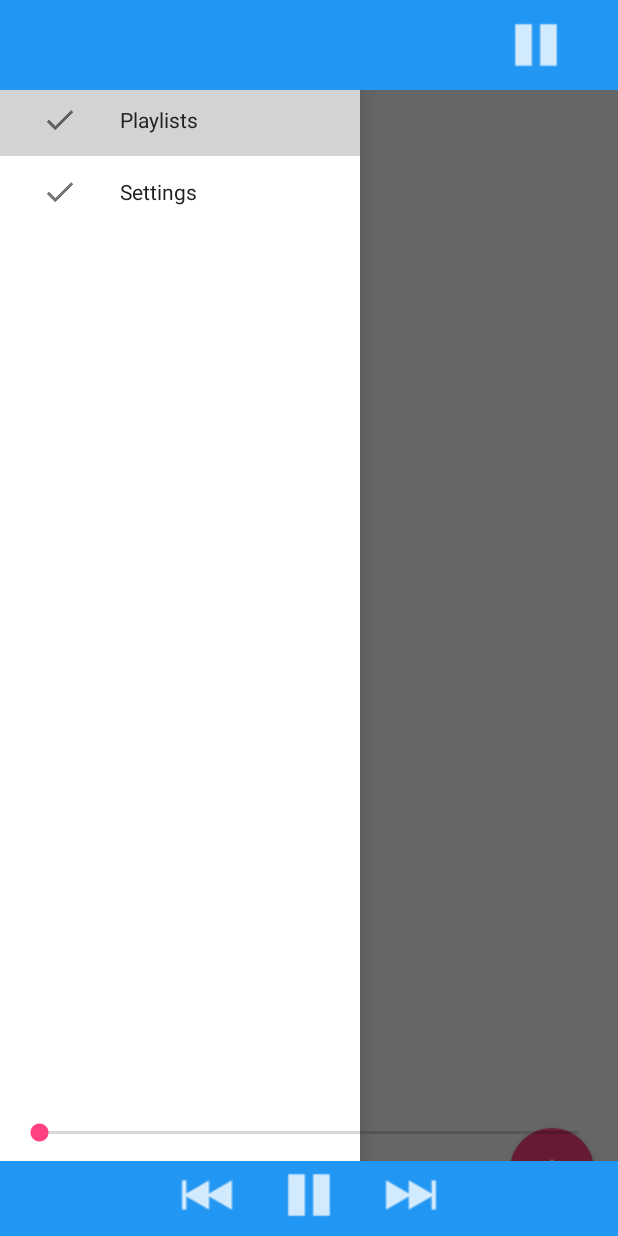
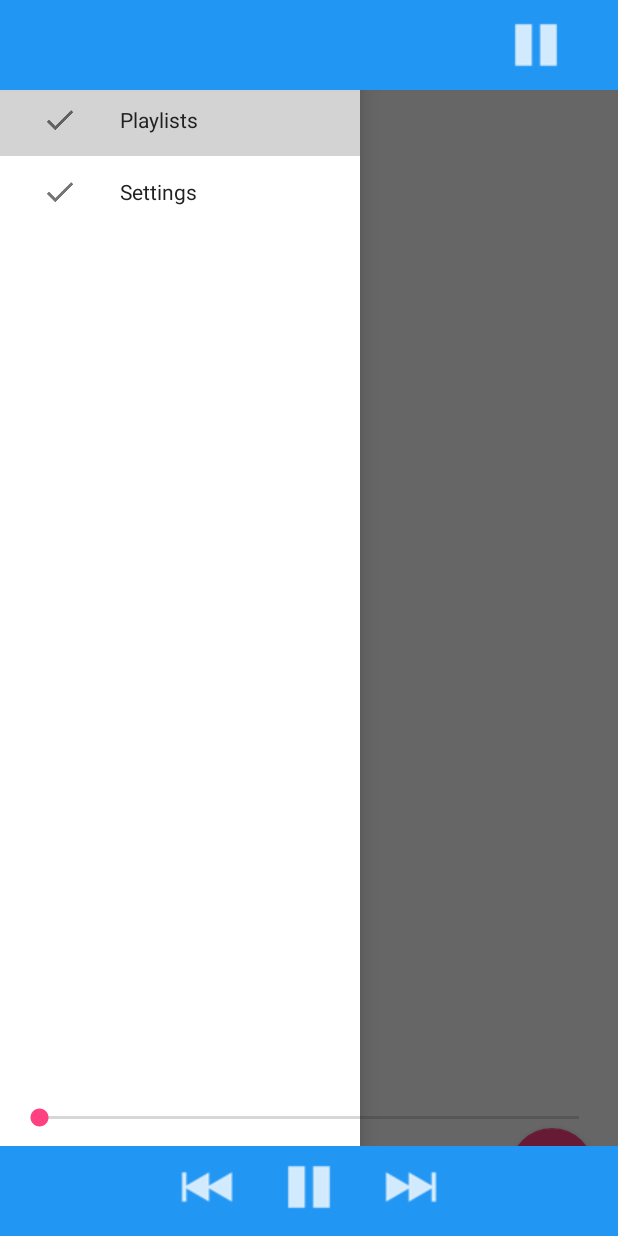
Before and after one commit to dannybit/TuneFlow, an Android app: the fragment NowPlayingFragment placed in its activity, with the side drawer open, on a phone screen of 412 x 824 dp. Run offline under Robolectric (Android 15) with nearby library versions, the phone set to English and light mode, and no system bars; our stand-ins replace Picasso; libraries missing offline, so code that uses them is left out: com.loopj.android, com.melnykov.fab, com.sothree.slidinguppanel; plain views replace SlidingUpPanelLayout; pictures from the network do not load; 18 statements that could not run were skipped.

```diff
--- a/app/src/main/res/layout/fragment_now_playing.xml
+++ b/app/src/main/res/layout/fragment_now_playing.xml
@@ -65,7 +65,7 @@
     <LinearLayout
         android:id="@+id/player_footer"
         android:layout_width="match_parent"
-        android:layout_height="50dp"
+        android:layout_height="60dp"
         android:layout_alignParentBottom="true"
         android:gravity="center"
         android:background="@color/myPrimaryColor"
```
Also changed, not shown: app/src/main/java/com/dannybit/tuneflow/services/AudioPlaybackService.java (+15 -2 lines).
